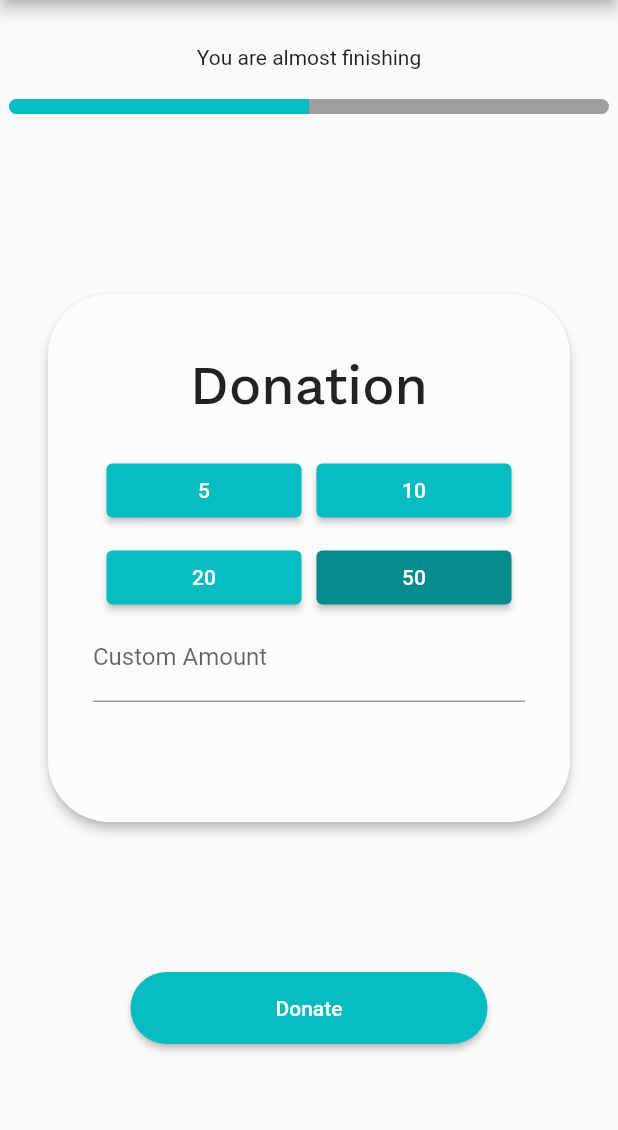
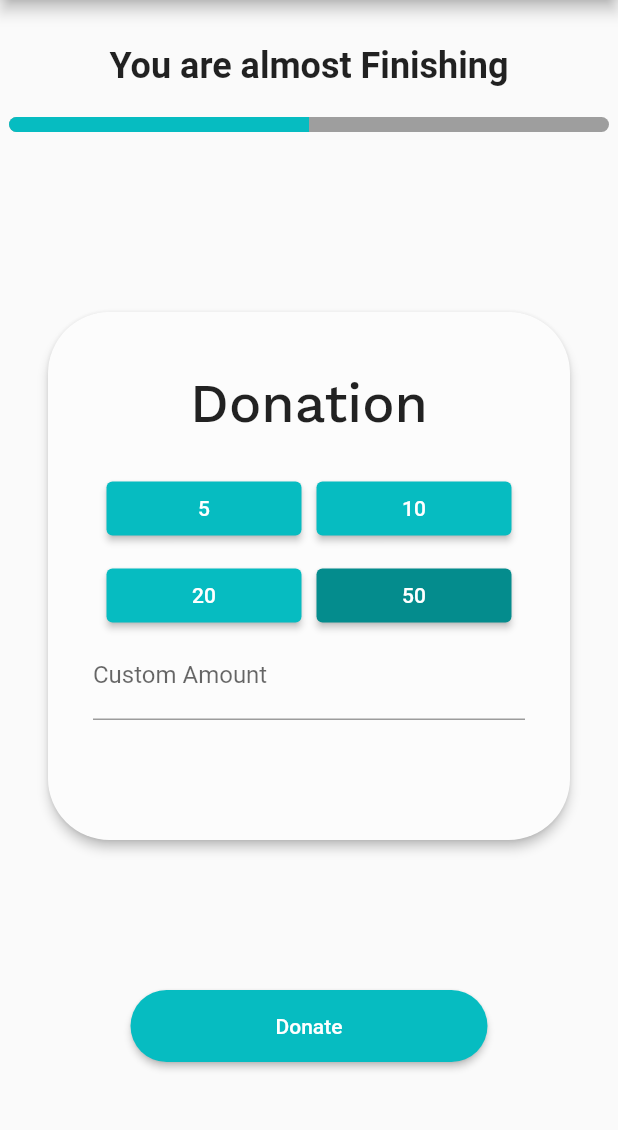
Before and after one commit to onurbue/relife, a Flutter app: the DonationPage screen opened directly, on a phone screen of 412 x 824 dp, the part 84-1214 px from its top. Run offline on Flutter 3.47's test engine with Material 2 defaults, Android fonts, the phone set to English and light mode, and no system bars; our stand-ins replace google_fonts, image_picker, jwt_decoder, shared_preferences; accounts and stored records are empty; network calls fail; Roboto replaces fonts that are missing (Arial).

Commit message:
finished donation page

```diff
--- a/lib/views/Donation/donation.dart
+++ b/lib/views/Donation/donation.dart
@@ -16,8 +16,7 @@ class DonationPage extends StatelessWidget {
       body: Column(
         children: [
           const SizedBox(height: 30),
-          const CustomBarHeader(
-              percentage: 0.5, title: 'You are almost finishing'),
+          CustomBarHeader(percentage: 0.5, title: customAppText()),
           const SizedBox(height: 120),
           Card(
             margin: const EdgeInsets.symmetric(horizontal: 32),
@@ -135,3 +134,7 @@ Widget customDonationButton(int amount) {
     );
   }
 }
+
+String customAppText() {
+  return 'You are almost Finishing';
+}
--- a/lib/views/Donation/widgets/header.dart
+++ b/lib/views/Donation/widgets/header.dart
@@ -15,7 +15,10 @@ class CustomBarHeader extends StatelessWidget {
   Widget build(BuildContext context) {
     return Column(
       children: [
-        Text(title),
+        Text(
+          title,
+          style: const TextStyle(fontSize: 24, fontWeight: FontWeight.bold),
+        ),
         const SizedBox(height: 20),
         ClipRRect(
           borderRadius: BorderRadius.circular(5),
```
